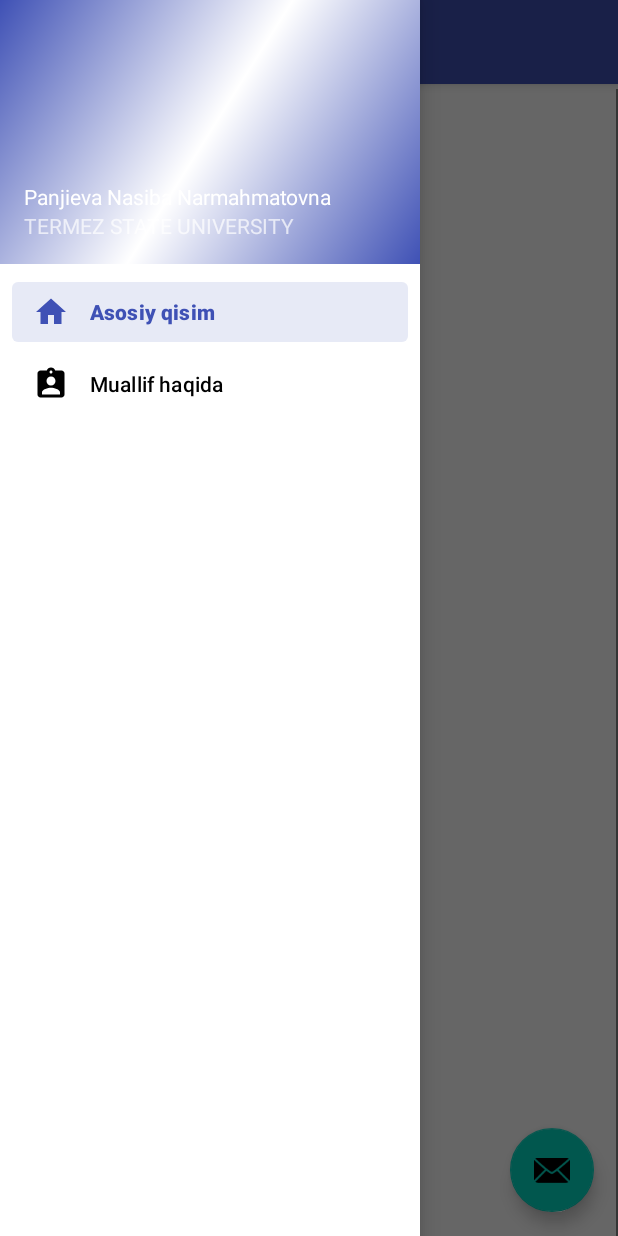
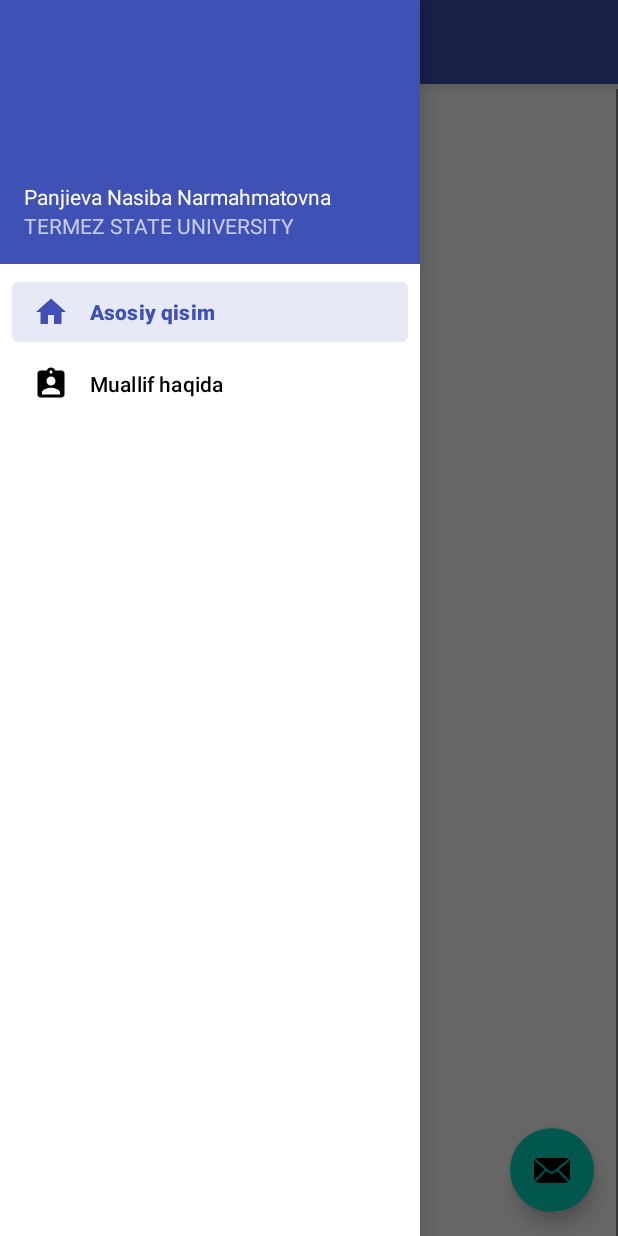
Before and after one commit to asadbekakmedov2001/EnglishStylistics, an Android app: the screen it shows after launch (MainActivity), with the side drawer open, on a phone screen of 412 x 824 dp. Run offline under Robolectric (Android 15) with nearby library versions, the phone set to English and light mode, and no system bars; our stand-ins replace navigation-ui.

Commit message:
Update side_nav_bar.xml

```diff
--- a/app/src/main/res/drawable/side_nav_bar.xml
+++ b/app/src/main/res/drawable/side_nav_bar.xml
@@ -2,7 +2,7 @@
     android:shape="rectangle">
     <gradient
         android:angle="135"
-        android:centerColor="#FFFFFF"
+        android:centerColor="#3F51B5"
         android:endColor="#3F51B5"
         android:startColor="#3F51B5"
         android:type="linear" />
```
